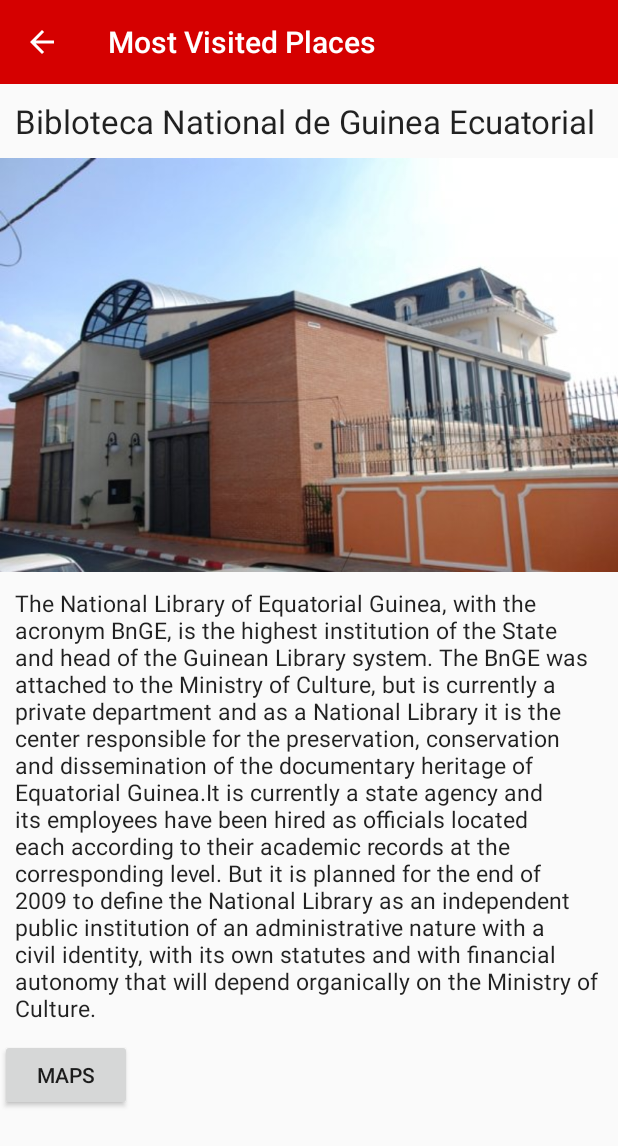
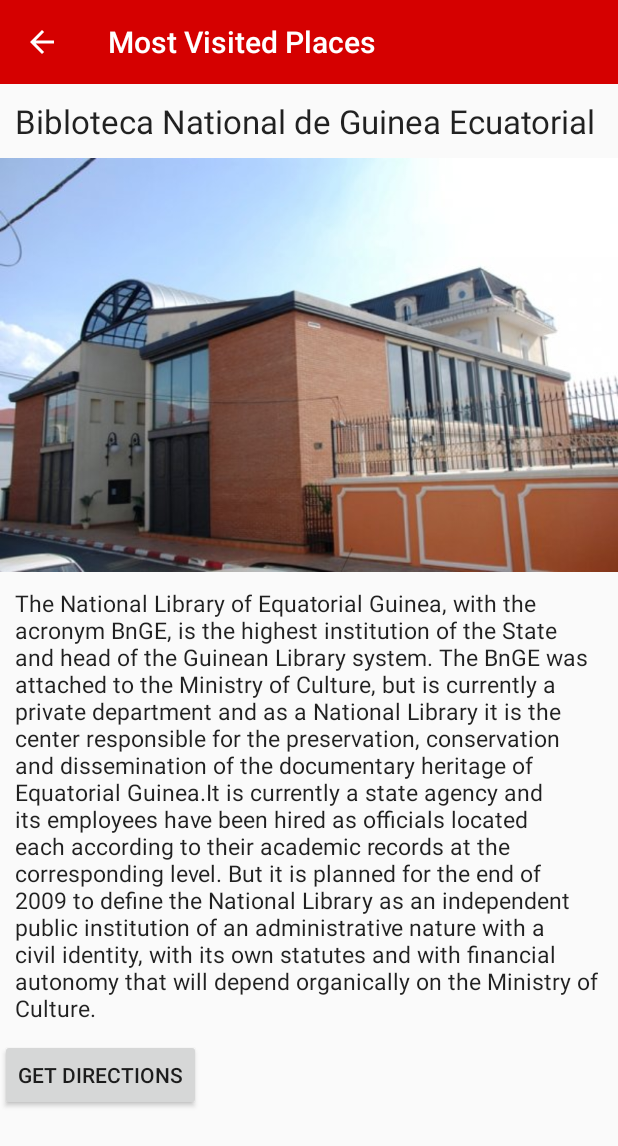
Before and after one commit to francisco50/Mimalabo, an Android app: the Activity_places_detail screen opened directly, with no data from a screen before it, on a phone screen of 412 x 824 dp. Shown: the top 1146 px of the screen. Run offline under Robolectric (Android 15) with nearby library versions, the phone set to English and light mode, and no system bars; 1 statement that could not run was skipped.

Commit message:
Changed "Maps" to "Get Directions" in the Xml file for the placesdetailActivity

```diff
--- a/app/src/main/res/values/strings.xml
+++ b/app/src/main/res/values/strings.xml
@@ -65,6 +65,6 @@
     <!-- TODO: Remove or change this placeholder text -->
     <string name="hello_blank_fragment">Hello blank fragment</string>
     <string name="display_map">Display map</string>
-    <string name="maps">Maps</string>
+    <string name="maps"> Get Directions </string>
 
 </resources>
```
